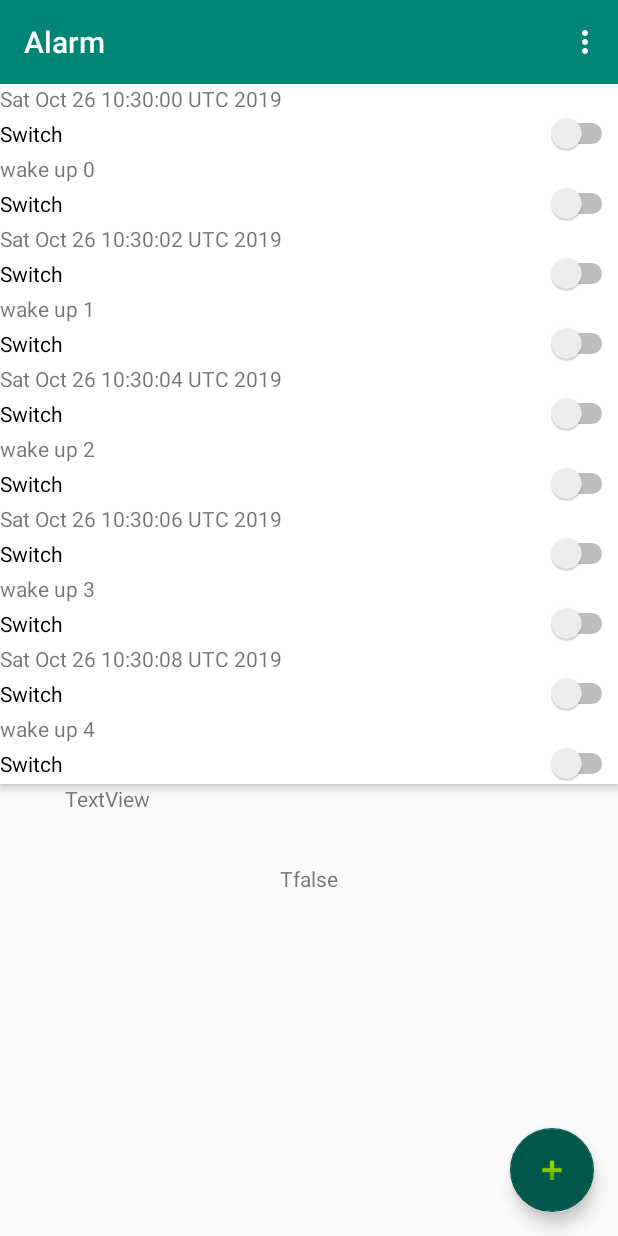
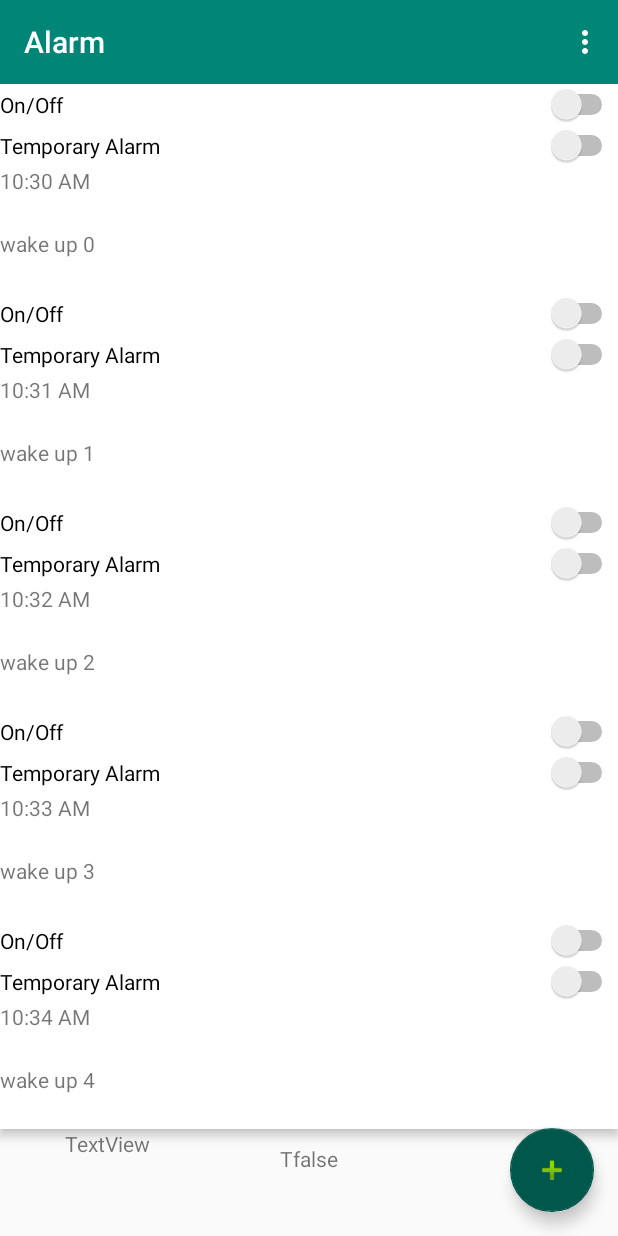
Before and after one commit to CandyMandy28/Code-Ada-2019, an Android app: the screen it shows after launch (AlarmActivity), on a phone screen of 412 x 824 dp. Run offline under Robolectric (Android 15) with nearby library versions, the phone set to English and light mode, and no system bars.

Commit message:
new changes

```diff
--- a/app/src/main/java/com/example/xiaoh/myapplication/Alarm.java
+++ b/app/src/main/java/com/example/xiaoh/myapplication/Alarm.java
@@ -4,6 +4,7 @@ import java.util.Timer;
 import java.util.TimerTask;
 import java.util.Date;
 import java.lang.Math;
+import java.text.SimpleDateFormat;
 
 public class Alarm {
     public String name;
@@ -35,6 +36,18 @@ public class Alarm {
 
     public long getTime() {
         return alarmDate.getTime();
+    }
+
+    public String getFormattedTime(boolean military) {
+        SimpleDateFormat ft;
+
+        if(military) {
+            ft = new SimpleDateFormat ("kk:mm a");
+        } else {
+            ft = new SimpleDateFormat ("hh:mm a");
+        }
+
+        return ft.format(alarmDate);
     }
 
 
--- a/app/src/main/java/com/example/xiaoh/myapplication/AlarmActivity.java
+++ b/app/src/main/java/com/example/xiaoh/myapplication/AlarmActivity.java
@@ -55,9 +55,10 @@ public class AlarmActivity extends AppCompatActivity {
         AlarmManager manager = new AlarmManager(new ArrayList<Alarm>() );
 
         for(int i = 0; i < 5; i++) {
-            int sec = 1000 * i * 2;
+            int sec = 1000 * i * 60;
             manager.addList(new Alarm("wake up " + i, new Date(now.getTime() + sec)));
         }
+
 
         LinearLayout alarmView = (LinearLayout) findViewById(R.id.Alarm_layout);
 
@@ -66,7 +67,7 @@ public class AlarmActivity extends AppCompatActivity {
             View chunk = getLayoutInflater().inflate(R.layout.chunk_alarm, alarmView, false);
 
             TextView time = chunk.findViewById(R.id.alarm_time);
-            time.setText(a.alarmDate.toString());
+            time.setText(a.getFormattedTime(false));
             TextView name = chunk.findViewById(R.id.alarm_name);
             name.setText(a.name);
             Switch on = chunk.findViewById(R.id.alarm_isOn);
--- a/app/src/main/res/layout/chunk_alarm.xml
+++ b/app/src/main/res/layout/chunk_alarm.xml
@@ -5,20 +5,26 @@
 
     <LinearLayout
         android:layout_width="match_parent"
-        android:layout_height="match_parent"
+        android:layout_height="139dp"
         android:orientation="vertical">
+
+        <Switch
+            android:id="@+id/alarm_isOn"
+            android:layout_width="match_parent"
+            android:layout_height="wrap_content"
+            android:text="On/Off" />
+
+        <Switch
+            android:id="@+id/alarm_isTemp"
+            android:layout_width="match_parent"
+            android:layout_height="wrap_content"
+            android:text="Temporary Alarm" />
 
         <TextView
             android:id="@+id/alarm_time"
             android:layout_width="match_parent"
             android:layout_height="wrap_content"
             android:text="TextView" />
-
-        <Switch
-            android:id="@+id/alarm_isOn"
-            android:layout_width="match_parent"
-            android:layout_height="wrap_content"
-            android:text="Switch" />
 
         <TextView
             android:id="@+id/alarm_name"
@@ -27,10 +33,5 @@
             android:gravity="center_vertical"
             android:text="Alam_name" />
 
-        <Switch
-            android:id="@+id/alarm_isTemp"
-            android:layout_width="match_parent"
-            android:layout_height="wrap_content"
-            android:text="Switch" />
     </LinearLayout>
 </android.support.constraint.ConstraintLayout>
```
